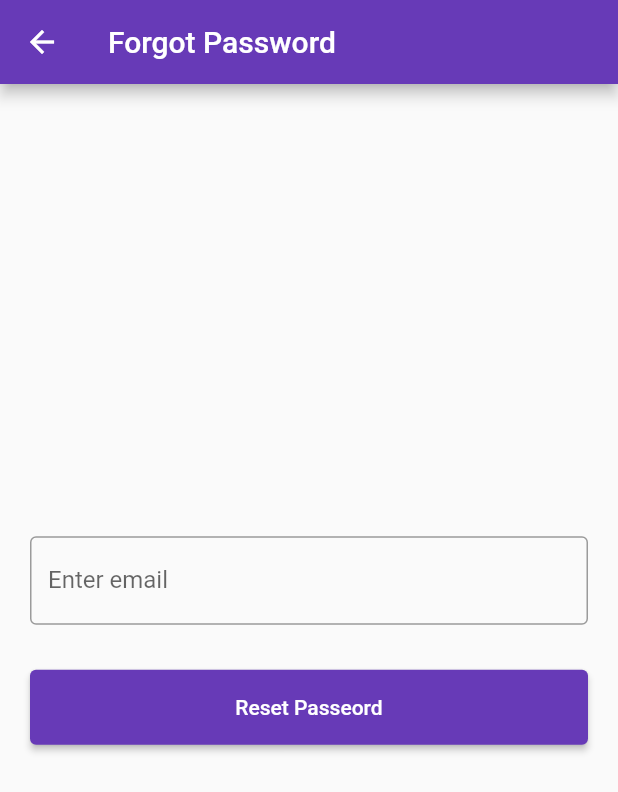
After one commit to dixit9232/firebase_authentication, a Flutter app: the screen it shows after launch, after a tap on "Login", after a tap on "Forgot Password?", on a phone screen of 412 x 824 dp. The commit adds this screen. Shown: the top 792 px of the screen. Run offline on Flutter 3.47's test engine with Material 2 defaults, Android fonts, the phone set to English and light mode, and no system bars; our stand-ins replace firebase_auth, firebase_core, font_awesome_flutter, form_field_validator, google_sign_in, intl_phone_field; missing offline and left inert: flutter_facebook_auth; accounts and stored records are empty.

Commit message:
initial commit

```diff
--- /dev/null
+++ b/lib/ForgotPassword.dart
@@ -0,0 +1,97 @@
+import 'dart:async';
+
+import 'package:firebase_auth/firebase_auth.dart';
+import 'package:firebase_authentication/login_screen.dart';
+import 'package:flutter/material.dart';
+import 'package:form_field_validator/form_field_validator.dart';
+
+class ForgotPassword extends StatefulWidget {
+  const ForgotPassword({super.key});
+
+  @override
+  State<ForgotPassword> createState() => _ForgotPasswordState();
+}
+
+class _ForgotPasswordState extends State<ForgotPassword> {
+  TextEditingController emailController = TextEditingController();
+  bool loading = false;
+  String errorMassage='';
+  GlobalKey<FormState> _key = GlobalKey<FormState>();
+  FirebaseAuth _auth = FirebaseAuth.instance;
+
+  Future Forgot() async {
+    setState(() {
+      loading=true;
+    });
+    _auth
+        .sendPasswordResetEmail(email: emailController.text)
+        .then((value){
+          errorMassage='We sent an email pleasee checkout mailbox or spam';
+          Timer(Duration(seconds: 3), () {
+            Navigator.pushAndRemoveUntil(context, MaterialPageRoute(builder: (context) => LoginScreen(),), (route) => false);
+          });
+          setState(() {
+            loading=false;
+          });
+        })
+        .onError((FirebaseAuth error, stackTrace) {
+          errorMassage='Invalid email';
+          setState(() {
+            loading=false;
+          });
+        });
+  }
+
+  @override
+  Widget build(BuildContext context) {
+    return Scaffold(
+      appBar: AppBar(
+        title: Text('Forgot Password'),
+      ),
+      body: Center(
+        child: Padding(
+          padding: const EdgeInsets.all(20),
+          child: Column(mainAxisAlignment: MainAxisAlignment.center,
+            children: [
+              Form(
+                key: _key,
+                child: TextFormField(
+                    controller: emailController,
+                    keyboardType: TextInputType.text,
+                    decoration: InputDecoration(
+                        labelText: 'Enter email',
+                        errorBorder: OutlineInputBorder(
+                            borderSide: BorderSide(color: Colors.red)),
+                        border: OutlineInputBorder()),
+                    validator: MultiValidator([
+                      EmailValidator(errorText: 'Enter valid Email'),
+                      RequiredValidator(errorText: 'This field is requierd'),
+                    ])),
+              ),
+              SizedBox(
+                height: 30,
+              ),
+              SizedBox(
+                height: 50,
+                width: double.infinity,
+                child: ElevatedButton(
+                    onPressed: () {
+                      if (_key.currentState!.validate()) {
+                        Forgot();
+                      }
+                    },
+                    child: (loading)
+                        ? CircularProgressIndicator(
+                            color: Colors.white,
+                          )
+                        : Text('Reset Passeord')),
+              ),
+              SizedBox(height: 10,),
+              Text(errorMassage,style: TextStyle(color: Colors.red),)
+            ],
+          ),
+        ),
+      ),
+    );
+  }
+}
--- a/lib/login_screen.dart
+++ b/lib/login_screen.dart
@@ -7,6 +7,7 @@ import 'package:font_awesome_flutter/font_awesome_flutter.dart';
 import 'package:form_field_validator/form_field_validator.dart';
 import 'package:google_sign_in/google_sign_in.dart';
 
+import 'ForgotPassword.dart';
 import 'login_with_phone_number.dart';
 
 class LoginScreen extends StatefulWidget {
@@ -150,6 +151,23 @@ class _LoginScreenState extends State<LoginScreen> {
                           )
                         : Text('Login')),
               ),
+                  Row(
+                    children: [
+                      TextButton(
+                        onPressed: () {
+                          Navigator.pushAndRemoveUntil(
+                              context,
+                              MaterialPageRoute(
+                                builder: (context) => ForgotPassword(),
+                              ),
+                                  (route) => true);
+                        },
+                        child: Text(
+                          "Forgot Password?",
+                        ),
+                      ),
+                    ],
+                  ),
               SizedBox(height: 10),
               Text(
                 errorMasage,
```
